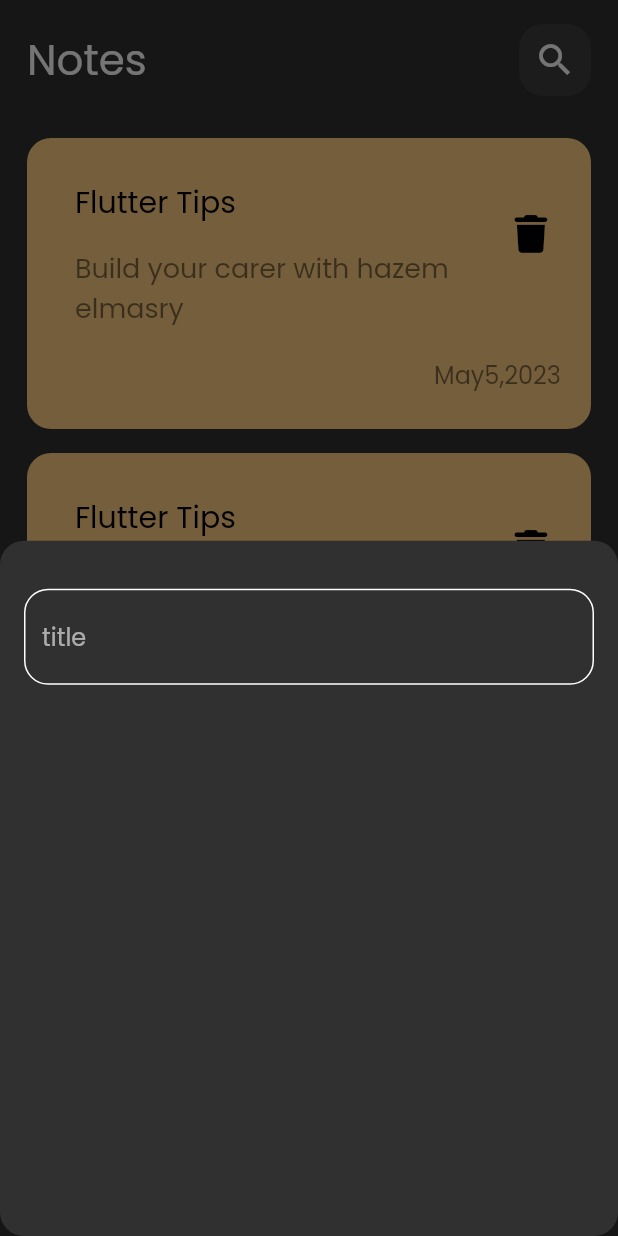
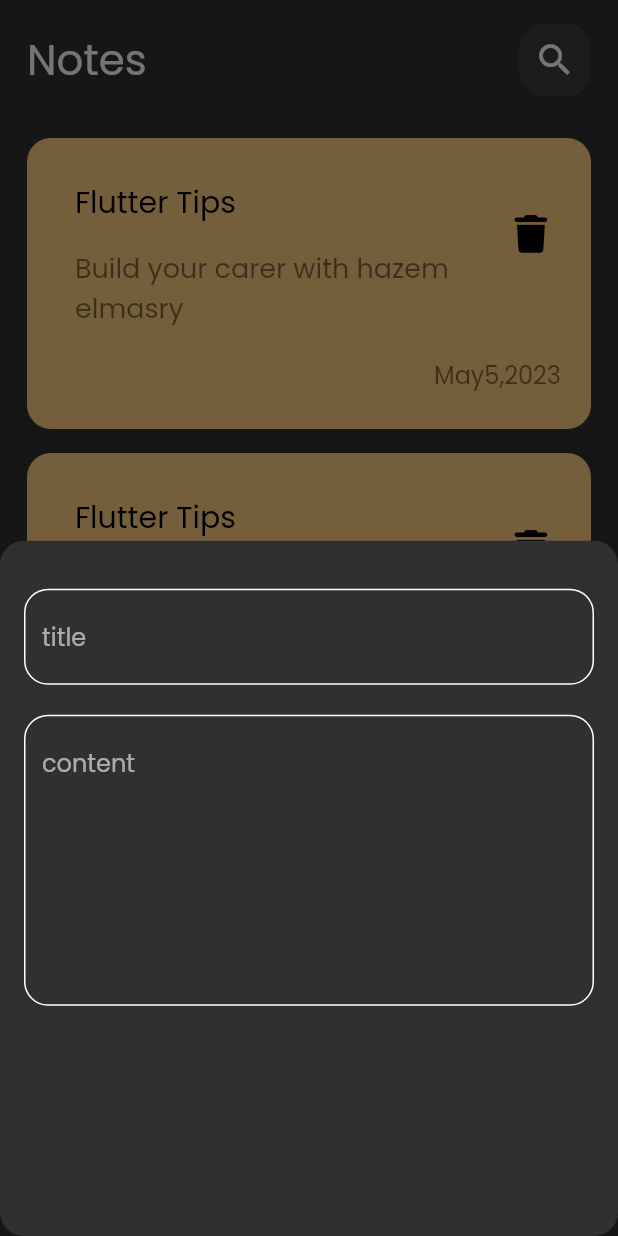
Before and after one commit to HazemEl-masry/note_app, a Flutter app: the screen it shows after launch, after a tap on the "add" icon, on a phone screen of 412 x 824 dp. Run offline on Flutter 3.47's test engine with Material 2 defaults, Android fonts, the phone set to English and light mode, and no system bars; our stand-ins replace font_awesome_flutter.

Commit message:
add field to bottom sheet

```diff
--- a/lib/widgets/add_note_bottom_sheet.dart
+++ b/lib/widgets/add_note_bottom_sheet.dart
@@ -14,7 +14,14 @@ class AddNotaBottomSheet extends StatelessWidget {
       ),
       child: Column(
         children: const [
-          CustomTextField()
+          CustomTextField(
+            hint: 'title',
+          ),
+          SizedBox(height: 20.0),
+          CustomTextField(
+            hint: 'content',
+            maxline: 7,
+          ),
         ],
       ),
     );
--- a/lib/widgets/custom_text_field.dart
+++ b/lib/widgets/custom_text_field.dart
@@ -1,13 +1,18 @@
+
 import 'package:flutter/material.dart';
 
 class CustomTextField extends StatelessWidget {
-  const CustomTextField({Key? key}) : super(key: key);
+  const CustomTextField({Key? key, required this.hint, this.maxline = 1}) : super(key: key);
+
+  final String hint;
+  final int maxline;
 
   @override
   Widget build(BuildContext context) {
     return TextField(
+      maxLines: maxline,
       decoration: InputDecoration(
-        hintText: "title",
+        hintText: hint,
         border: OutlineInputBorder(
           borderRadius: BorderRadius.circular(16.0)
         ),
```
